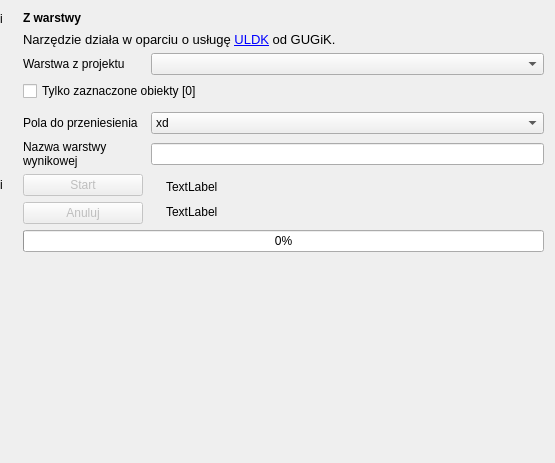
Above: gissupport_plugin/modules/uldk/modules/layer_import/main_base.ui from gis-support/gis-support-plugin before the change. Below: the same form after it.
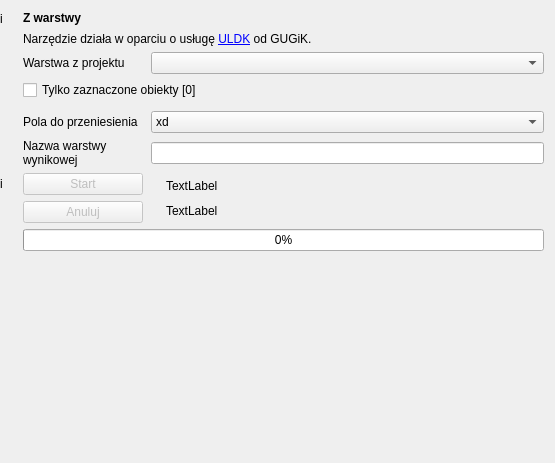
That is the form after the change. Custom widgets are drawn as their Qt base class.

The edit to the form file:
```diff
--- a/gissupport_plugin/modules/uldk/modules/layer_import/main_base.ui
+++ b/gissupport_plugin/modules/uldk/modules/layer_import/main_base.ui
@@ -62,7 +62,7 @@
      <item row="1" column="1" colspan="2">
       <widget class="QLabel" name="infoLabel">
        <property name="text">
-        <string>&lt;html&gt;&lt;head/&gt;&lt;body&gt;&lt;p&gt;&lt;span style=&quot; font-size:10pt;&quot;&gt;Narzędzie działa w oparciu o usługę &lt;a href=&quot;https://uldk.gugik.gov.pl/opis.html&quot;&gt;&lt;span style=&quot; text-decoration: underline; color:#0000ff;&quot;&gt;ULDK&lt;/span&gt;&lt;/a&gt; od GUGiK.&lt;/span&gt;&lt;/p&gt;&lt;/body&gt;&lt;/html&gt;</string>
+        <string>&lt;html&gt;&lt;head/&gt;&lt;body&gt;&lt;p&gt;Narzędzie działa w oparciu o usługę &lt;a href=&quot;https://uldk.gugik.gov.pl/opis.html&quot;&gt;&lt;span style=&quot; text-decoration: underline; color:#0000ff;&quot;&gt;ULDK&lt;/span&gt;&lt;/a&gt; od GUGiK.&lt;/p&gt;&lt;/body&gt;&lt;/html&gt;</string>
        </property>
        <property name="textFormat">
         <enum>Qt::RichText</enum>
```
